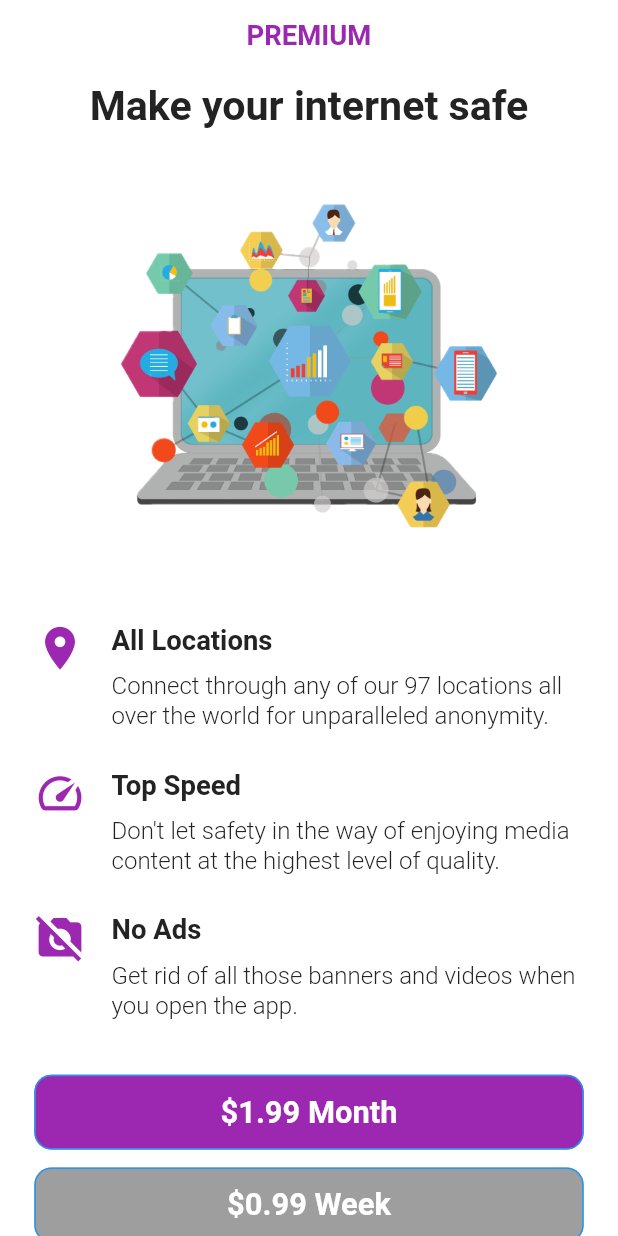
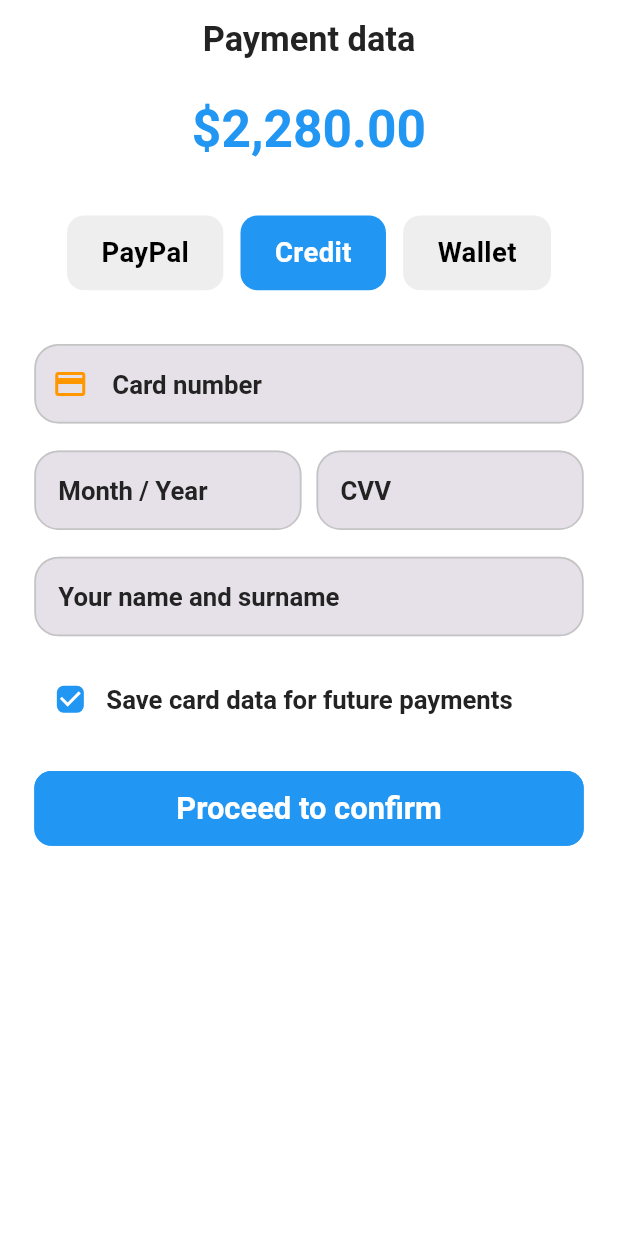
Before and after one commit to flutterRiverpodVerse/ui_designs, a Flutter app: the screen it shows after launch, on a phone screen of 412 x 824 dp. Run offline on Flutter 3.47's test engine with Material 3 defaults, Android fonts, the phone set to English and light mode, and no system bars; our stand-ins replace date_picker_timeline, fl_chart, flutter_hooks, flutter_screenutil, hooks_riverpod; missing offline and left inert: staggered_grid_view_flutter; Roboto replaces fonts that are missing (Poppins).

Commit message:
23rd_day

```diff
--- /dev/null
+++ b/lib/23rd_day/twenty_three_ui.dart
@@ -0,0 +1,432 @@
+import 'package:flutter/material.dart';
+import 'package:flutter_screenutil/flutter_screenutil.dart';
+import 'package:ui_designs/core/constants/app_constants.dart';
+
+class TwentyThreeUi extends StatelessWidget {
+  const TwentyThreeUi({super.key});
+
+  @override
+  Widget build(BuildContext context) {
+    return GestureDetector(
+      onTap: () {
+        AppConstants.hideKeyboard();
+      },
+      child: Scaffold(
+        body: SafeArea(
+          child: SingleChildScrollView(
+            child: Padding(
+              padding: EdgeInsets.symmetric(
+                horizontal: 20.w,
+                vertical: 10.h,
+              ),
+              child: Column(
+                crossAxisAlignment: CrossAxisAlignment.stretch,
+                children: [
+                  // Header
+                  Row(
+                    mainAxisAlignment: MainAxisAlignment.center,
+                    children: [
+                      Text(
+                        'Payment data',
+                        style:
+                            Theme.of(context).textTheme.headlineLarge!.copyWith(
+                                  fontSize: 20.sp,
+                                  fontWeight: FontWeight.bold,
+                                ),
+                      ),
+                    ],
+                  ),
+                  SizedBox(
+                    height: 20.h,
+                  ),
+                  // Total Price
+                  Text(
+                    '\$2,280.00',
+                    textAlign: TextAlign.center,
+                    style: Theme.of(context).textTheme.headlineLarge!.copyWith(
+                          fontSize: 30.sp,
+                          fontWeight: FontWeight.bold,
+                          color: Colors.blue,
+                        ),
+                  ),
+                  SizedBox(
+                    height: 30.h,
+                  ),
+                  // Payment Methods
+                  Row(
+                    mainAxisAlignment: MainAxisAlignment.center,
+                    children: [
+                      const PaymentMethodButton(
+                        label: 'PayPal',
+                      ),
+                      SizedBox(
+                        width: 10.w,
+                      ),
+                      const PaymentMethodButton(
+                        label: 'Credit',
+                        isSelected: true,
+                      ),
+                      SizedBox(
+                        width: 10.w,
+                      ),
+                      const PaymentMethodButton(
+                        label: 'Wallet',
+                      ),
+                    ],
+                  ),
+                  SizedBox(
+                    height: 30.h,
+                  ),
+                  // Card Number
+                  const PaymentTextField(
+                    hintText: 'Card number',
+                    prefixIcon: Icon(
+                      Icons.credit_card,
+                      color: Colors.orange,
+                    ),
+                    obscureText: true,
+                  ),
+                  SizedBox(
+                    height: 15.h,
+                  ),
+                  // Valid Until and CVV
+                  const Row(
+                    children: [
+                      Expanded(
+                        child: PaymentTextField(
+                          hintText: 'Month / Year',
+                        ),
+                      ),
+                      SizedBox(width: 10),
+                      Expanded(
+                        child: PaymentTextField(
+                          hintText: 'CVV',
+                          obscureText: true,
+                        ),
+                      ),
+                    ],
+                  ),
+                  SizedBox(
+                    height: 15.h,
+                  ),
+                  // Card Holder Name
+                  const PaymentTextField(
+                    hintText: 'Your name and surname',
+                  ),
+                  SizedBox(
+                    height: 15.h,
+                  ),
+                  // Save Card Checkbox
+                  Row(
+                    children: [
+                      Checkbox(
+                        value: true,
+                        onChanged: (bool? value) {},
+                      ),
+                      Expanded(
+                        child: Text(
+                          'Save card data for future payments',
+                          maxLines: null,
+                          style: Theme.of(context)
+                              .textTheme
+                              .headlineLarge!
+                              .copyWith(
+                                fontSize: 15.sp,
+                              ),
+                        ),
+                      ),
+                    ],
+                  ),
+                  SizedBox(
+                    height: 20.h,
+                  ),
+                  // Proceed to Confirm Button
+                  ElevatedButton(
+                    onPressed: () {
+                      Navigator.push(
+                        context,
+                        MaterialPageRoute(
+                          builder: (context) =>
+                              const PaymentConfirmationScreen(),
+                        ),
+                      );
+                    },
+                    style: ElevatedButton.styleFrom(
+                      backgroundColor: Colors.blue,
+                      shape: RoundedRectangleBorder(
+                        borderRadius: BorderRadius.circular(
+                          10.r,
+                        ),
+                      ),
+                      padding: EdgeInsets.symmetric(
+                        vertical: 10.h,
+                      ),
+                    ),
+                    child: Text(
+                      'Proceed to confirm',
+                      style:
+                          Theme.of(context).textTheme.headlineLarge!.copyWith(
+                                fontSize: 18.sp,
+                                color: Colors.white,
+                              ),
+                    ),
+                  ),
+                ],
+              ),
+            ),
+          ),
+        ),
+      ),
+    );
+  }
+}
+
+class PaymentConfirmationScreen extends StatelessWidget {
+  const PaymentConfirmationScreen({super.key});
+
+  @override
+  Widget build(BuildContext context) {
+    return Scaffold(
+      body: SafeArea(
+        child: SingleChildScrollView(
+          child: Padding(
+            padding: EdgeInsets.all(
+              20.spMax,
+            ),
+            child: Column(
+              crossAxisAlignment: CrossAxisAlignment.stretch,
+              children: [
+                // Header
+                Row(
+                  mainAxisAlignment: MainAxisAlignment.center,
+                  children: [
+                    Text(
+                      'Payment',
+                      style:
+                          Theme.of(context).textTheme.headlineLarge!.copyWith(
+                                fontSize: 20.sp,
+                                fontWeight: FontWeight.bold,
+                              ),
+                    ),
+                  ],
+                ),
+                SizedBox(
+                  height: 20.h,
+                ),
+                // Promo Banner
+                Container(
+                  padding: EdgeInsets.all(
+                    20.spMax,
+                  ),
+                  decoration: BoxDecoration(
+                    color: Colors.blueAccent,
+                    borderRadius: BorderRadius.circular(
+                      10.r,
+                    ),
+                  ),
+                  child: Column(
+                    crossAxisAlignment: CrossAxisAlignment.stretch,
+                    children: [
+                      Text(
+                        '\$50 off',
+                        style:
+                            Theme.of(context).textTheme.headlineLarge!.copyWith(
+                                  fontSize: 32.sp,
+                                  fontWeight: FontWeight.bold,
+                                  color: Colors.white,
+                                ),
+                      ),
+                      Text(
+                        'On your first order',
+                        style:
+                            Theme.of(context).textTheme.headlineLarge!.copyWith(
+                                  fontSize: 16.sp,
+                                  color: Colors.white70,
+                                ),
+                      ),
+                      const SizedBox(height: 10),
+                      Text(
+                        '* Promo code valid for orders over \$150.',
+                        style:
+                            Theme.of(context).textTheme.headlineLarge!.copyWith(
+                                  fontSize: 12,
+                                  color: Colors.white54,
+                                ),
+                      ),
+                    ],
+                  ),
+                ),
+                SizedBox(
+                  height: 30.h,
+                ),
+                // Payment Information
+                Text(
+                  'Payment information',
+                  style: Theme.of(context).textTheme.headlineLarge!.copyWith(
+                        fontSize: 18.sp,
+                        fontWeight: FontWeight.bold,
+                      ),
+                ),
+                SizedBox(
+                  height: 10.h,
+                ),
+                Row(
+                  children: [
+                    Icon(
+                      Icons.credit_card,
+                      size: 32.sp,
+                      color: Colors.orange,
+                    ),
+                    SizedBox(
+                      width: 10.w,
+                    ),
+                    Expanded(
+                      child: Column(
+                        crossAxisAlignment: CrossAxisAlignment.start,
+                        children: [
+                          Text(
+                            'Card holder',
+                            style: Theme.of(context)
+                                .textTheme
+                                .headlineLarge!
+                                .copyWith(
+                                  fontSize: 16.sp,
+                                ),
+                          ),
+                          Text(
+                            'Master Card ending **98',
+                            style: Theme.of(context)
+                                .textTheme
+                                .headlineLarge!
+                                .copyWith(
+                                  fontSize: 14.sp,
+                                ),
+                          ),
+                        ],
+                      ),
+                    ),
+                    TextButton(
+                      onPressed: () {},
+                      child: const Text(
+                        'Edit',
+                        style: TextStyle(
+                          color: Colors.blue,
+                        ),
+                      ),
+                    ),
+                  ],
+                ),
+                SizedBox(
+                  height: 20.h,
+                ),
+                // Promo Code Field
+                const PaymentTextField(
+                  hintText: 'PROMO20-08',
+                ),
+                SizedBox(
+                  height: 30.h,
+                ),
+                // Pay Button
+                ElevatedButton(
+                  onPressed: () {
+                    Navigator.of(context).maybePop();
+                  },
+                  style: ElevatedButton.styleFrom(
+                    backgroundColor: Colors.blue,
+                    shape: RoundedRectangleBorder(
+                      borderRadius: BorderRadius.circular(
+                        10.r,
+                      ),
+                    ),
+                    padding: EdgeInsets.symmetric(
+                      vertical: 10.h,
+                    ),
+                  ),
+                  child: Text(
+                    'Pay',
+                    style: Theme.of(context).textTheme.headlineLarge!.copyWith(
+                          fontSize: 18.sp,
+                          color: Colors.white,
+                        ),
+                  ),
+                ),
+              ],
+            ),
+          ),
+        ),
+      ),
+    );
+  }
+}
+
+class PaymentMethodButton extends StatelessWidget {
+  final String label;
+  final bool isSelected;
+
+  const PaymentMethodButton({
+    super.key,
+    required this.label,
+    this.isSelected = false,
+  });
+
+  @override
+  Widget build(BuildContext context) {
+    return Container(
+      padding: EdgeInsets.symmetric(
+        vertical: 10.h,
+        horizontal: 20.w,
+      ),
+      decoration: BoxDecoration(
+        color: isSelected ? Colors.blue : Colors.grey[200],
+        borderRadius: BorderRadius.circular(
+          10.r,
+        ),
+      ),
+      child: Text(
+        label,
+        style: TextStyle(
+          fontSize: 16.sp,
+          fontWeight: FontWeight.bold,
+          color: isSelected ? Colors.white : Colors.black,
+        ),
+      ),
+    );
+  }
+}
+
+class PaymentTextField extends StatelessWidget {
+  final String hintText;
+  final Icon? prefixIcon;
+  final bool obscureText;
+
+  const PaymentTextField({
+    super.key,
+    required this.hintText,
+    this.prefixIcon,
+    this.obscureText = false,
+  });
+
+  @override
+  Widget build(BuildContext context) {
+    return TextField(
+      style: Theme.of(context).textTheme.headlineLarge!.copyWith(
+            fontSize: 15.sp,
+          ),
+      obscureText: obscureText,
+      decoration: InputDecoration(
+        hintText: hintText,
+        hintStyle: Theme.of(context).textTheme.headlineLarge!.copyWith(
+              fontSize: 15.sp,
+            ),
+        prefixIcon: prefixIcon,
+        filled: true,
+        border: OutlineInputBorder(
+          borderRadius: BorderRadius.circular(
+            10.r,
+          ),
+          borderSide: BorderSide.none,
+        ),
+      ),
+    );
+  }
+}
--- a/lib/main.dart
+++ b/lib/main.dart
@@ -2,10 +2,10 @@ import 'package:flutter/material.dart';
 import 'package:flutter_screenutil/flutter_screenutil.dart';
 import 'package:hooks_riverpod/hooks_riverpod.dart';
 import 'package:provider/provider.dart';
-import 'package:ui_designs/22nd_day/twenty_two_ui.dart';
 import 'package:ui_designs/core/constants/app_config.dart';
 import 'package:ui_designs/core/theme/app_theme.dart';
 
+import '23rd_day/twenty_three_ui.dart';
 import '8th_day/models/cart_model.dart';
 
 void main() {
@@ -47,7 +47,7 @@ class MyApp extends StatelessWidget {
               theme: AppTheme.lightTheme,
               darkTheme: AppTheme.darkTheme,
               scaffoldMessengerKey: AppConfig.rootScaffoldMessengerKey,
-              home: const TwentyTwoUi(),
+              home: const TwentyThreeUi(),
             ),
           );
         },
```
